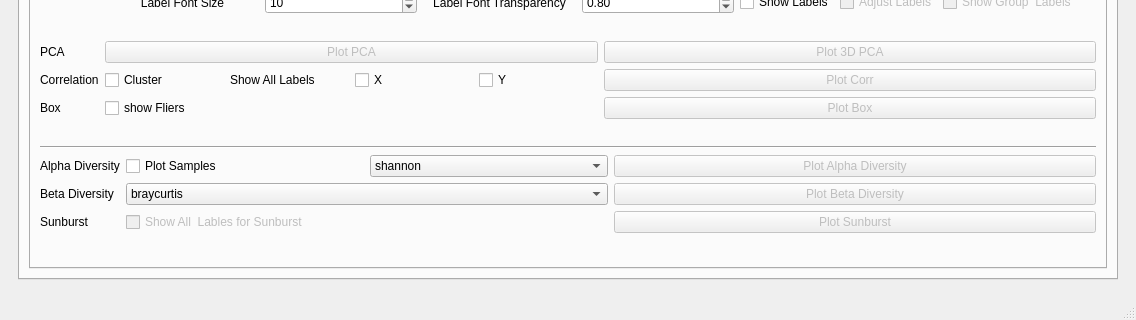
First picture: the form in utils/MetaX_GUI/MainWindow.ui, repository byemaxx/MetaX, before the edit; both pictures show x 0 to 1136 and y 278 to 598 of the 1136 by 598 pixel window.
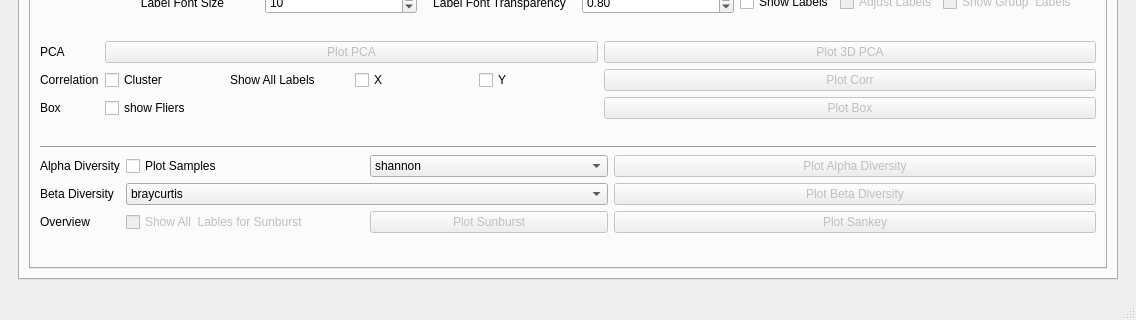
Second picture: the form after the edit. The open tabs and pages were chosen to show the change.

Commit message: - New: Add a function to plot sankey diagram for taxa-func and taxa at basic part.

```diff
--- a/utils/MetaX_GUI/MainWindow.ui
+++ b/utils/MetaX_GUI/MainWindow.ui
@@ -1812,16 +1812,6 @@
                     </item>
                    </widget>
                   </item>
-                  <item row="3" column="2">
-                   <widget class="QPushButton" name="pushButton_plot_sunburst">
-                    <property name="enabled">
-                     <bool>false</bool>
-                    </property>
-                    <property name="text">
-                     <string>Plot Sunburst</string>
-                    </property>
-                   </widget>
-                  </item>
                   <item row="2" column="2">
                    <widget class="QPushButton" name="pushButton_plot_beta_div">
                     <property name="enabled">
@@ -1852,7 +1842,7 @@
                   <item row="3" column="0">
                    <widget class="QLabel" name="label_137">
                     <property name="text">
-                     <string>Sunburst</string>
+                     <string>Overview</string>
                     </property>
                    </widget>
                   </item>
@@ -1870,12 +1860,36 @@
                    </widget>
                   </item>
                   <item row="3" column="1">
-                   <widget class="QCheckBox" name="checkBox_sunburst_show_all_lables">
+                   <layout class="QHBoxLayout" name="horizontalLayout_20">
+                    <item>
+                     <widget class="QCheckBox" name="checkBox_sunburst_show_all_lables">
+                      <property name="enabled">
+                       <bool>false</bool>
+                      </property>
+                      <property name="text">
+                       <string>Show All  Lables for Sunburst</string>
+                      </property>
+                     </widget>
+                    </item>
+                    <item>
+                     <widget class="QPushButton" name="pushButton_plot_sunburst">
+                      <property name="enabled">
+                       <bool>false</bool>
+                      </property>
+                      <property name="text">
+                       <string>Plot Sunburst</string>
+                      </property>
+                     </widget>
+                    </item>
+                   </layout>
+                  </item>
+                  <item row="3" column="2">
+                   <widget class="QPushButton" name="pushButton_plot_basic_sankey">
                     <property name="enabled">
                      <bool>false</bool>
                     </property>
                     <property name="text">
-                     <string>Show All  Lables for Sunburst</string>
+                     <string>Plot Sankey</string>
                     </property>
                    </widget>
                   </item>
```
Left out of the diff: 194 changed lines with no effect on the pictures. The commit also changes 4 other files.
